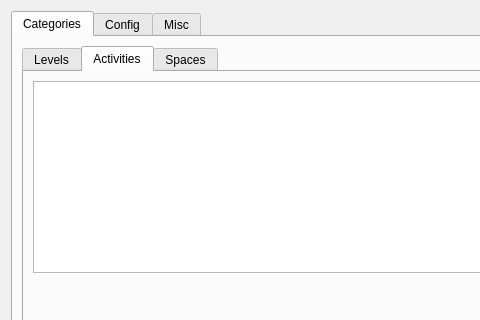
First picture: the form in src/watnu/ui/settings.ui, repository amogorkon/watnu, before the edit; both pictures show x 0 to 480 and y 0 to 320 of the 660 by 484 pixel window.
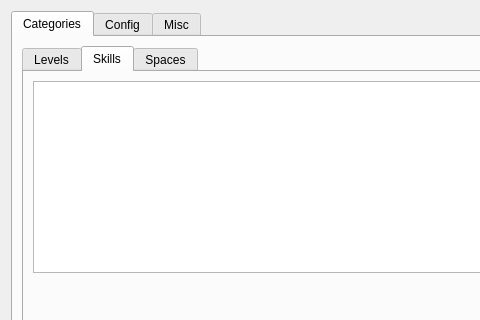
Second picture: the form after the edit. The open tabs and pages were chosen to show the change.

The edit to the form file:
```diff
--- a/src/watnu/ui/settings.ui
+++ b/src/watnu/ui/settings.ui
@@ -58,7 +58,7 @@
          </widget>
          <widget class="QWidget" name="tab_3">
           <attribute name="title">
-           <string>Activities</string>
+           <string>Skills</string>
           </attribute>
           <layout class="QVBoxLayout" name="verticalLayout_2">
            <item>
```
Left out of the diff: 14 changed lines with no effect on the pictures.
